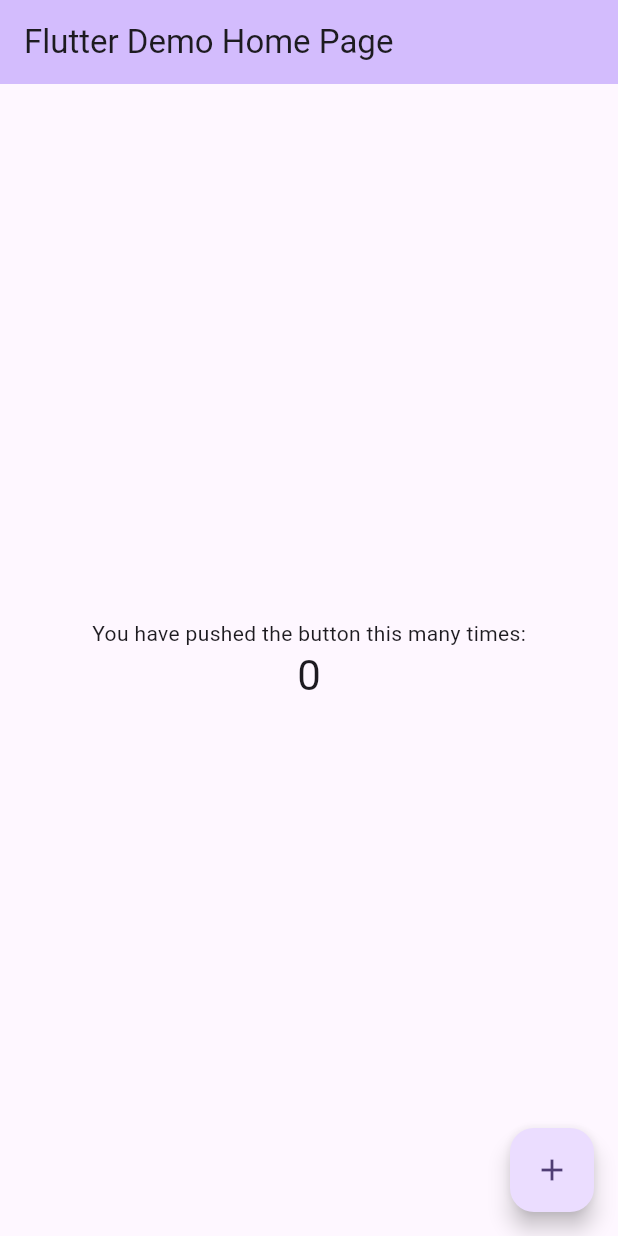
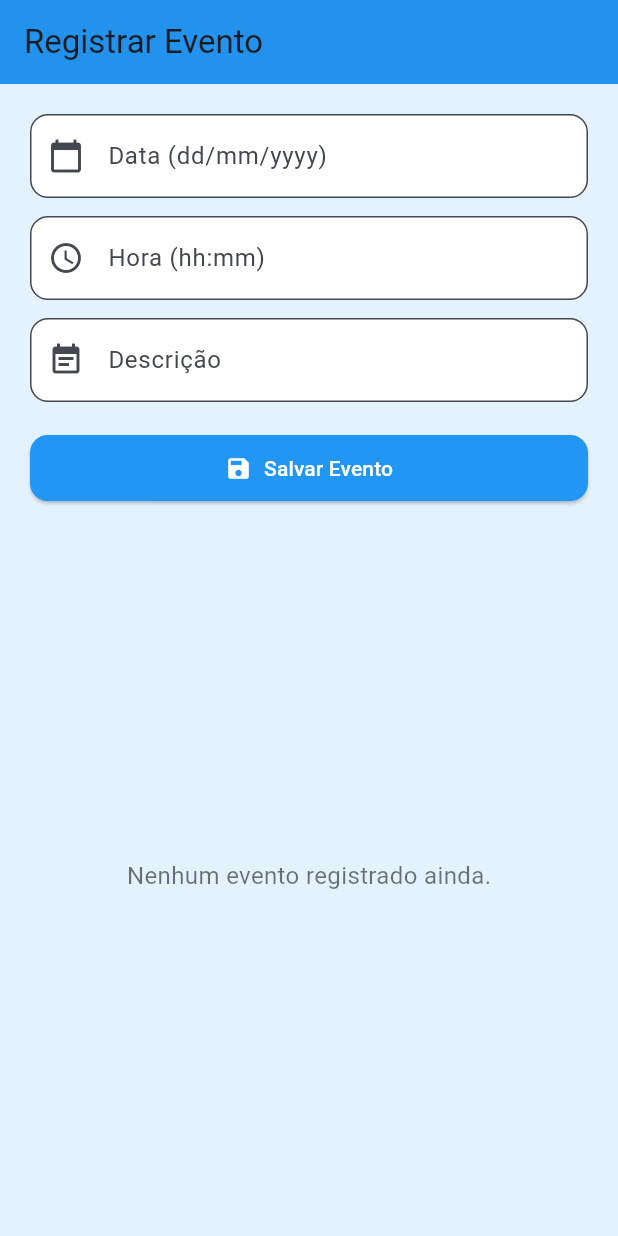
Before and after one commit to Jonasoliver/Registro_Eventos_Flutter, a Flutter app: the screen it shows after launch, on a phone screen of 412 x 824 dp. Run offline on Flutter 3.47's test engine with Material 3 defaults, Android fonts, the phone set to English and light mode, and no system bars.

Commit message:
feat: atualizei os estilos e funções

```diff
--- a/exercicio_1/lib/main.dart
+++ b/exercicio_1/lib/main.dart
@@ -1,4 +1,7 @@
 import 'package:flutter/material.dart';
+import 'dart:convert';
+import 'dart:io';
+import 'package:path_provider/path_provider.dart';
 
 void main() {
   runApp(const MyApp());
@@ -7,116 +10,229 @@ void main() {
 class MyApp extends StatelessWidget {
   const MyApp({super.key});
 
-  // This widget is the root of your application.
   @override
   Widget build(BuildContext context) {
     return MaterialApp(
-      title: 'Flutter Demo',
+      debugShowCheckedModeBanner: false,
+      title: 'Registro de Eventos',
       theme: ThemeData(
-        // This is the theme of your application.
-        //
-        // TRY THIS: Try running your application with "flutter run". You'll see
-        // the application has a purple toolbar. Then, without quitting the app,
-        // try changing the seedColor in the colorScheme below to Colors.green
-        // and then invoke "hot reload" (save your changes or press the "hot
-        // reload" button in a Flutter-supported IDE, or press "r" if you used
-        // the command line to start the app).
-        //
-        // Notice that the counter didn't reset back to zero; the application
-        // state is not lost during the reload. To reset the state, use hot
-        // restart instead.
-        //
-        // This works for code too, not just values: Most code changes can be
-        // tested with just a hot reload.
-        colorScheme: ColorScheme.fromSeed(seedColor: Colors.deepPurple),
+        colorScheme: ColorScheme.fromSeed(seedColor: Colors.blue),
+        scaffoldBackgroundColor: Colors.blue[50],
+        inputDecorationTheme: InputDecorationTheme(
+          filled: true,
+          fillColor: Colors.white,
+          border: OutlineInputBorder(
+            borderRadius: BorderRadius.circular(12),
+            borderSide: BorderSide(color: Colors.blue),
+          ),
+        ),
+        elevatedButtonTheme: ElevatedButtonThemeData(
+          style: ElevatedButton.styleFrom(
+            backgroundColor: Colors.blue,
+            foregroundColor: Colors.white,
+            shape: RoundedRectangleBorder(
+              borderRadius: BorderRadius.circular(12),
+            ),
+            padding: const EdgeInsets.symmetric(horizontal: 32, vertical: 12),
+          ),
+        ),
       ),
-      home: const MyHomePage(title: 'Flutter Demo Home Page'),
+      home: const EventFormPage(),
     );
   }
 }
 
-class MyHomePage extends StatefulWidget {
-  const MyHomePage({super.key, required this.title});
+class Event {
+  final String date;
+  final String time;
+  final String description;
 
-  // This widget is the home page of your application. It is stateful, meaning
-  // that it has a State object (defined below) that contains fields that affect
-  // how it looks.
+  Event({required this.date, required this.time, required this.description});
 
-  // This class is the configuration for the state. It holds the values (in this
-  // case the title) provided by the parent (in this case the App widget) and
-  // used by the build method of the State. Fields in a Widget subclass are
-  // always marked "final".
+  Map<String, dynamic> toJson() => {
+    'date': date,
+    'time': time,
+    'description': description,
+  };
 
-  final String title;
+  factory Event.fromJson(Map<String, dynamic> json) => Event(
+    date: json['date'],
+    time: json['time'],
+    description: json['description'],
+  );
+}
+
+class EventFormPage extends StatefulWidget {
+  const EventFormPage({super.key});
 
   @override
-  State<MyHomePage> createState() => _MyHomePageState();
+  State<EventFormPage> createState() => _EventFormPageState();
 }
 
-class _MyHomePageState extends State<MyHomePage> {
-  int _counter = 0;
+class _EventFormPageState extends State<EventFormPage> {
+  final _formKey = GlobalKey<FormState>();
+  final _dateController = TextEditingController();
+  final _timeController = TextEditingController();
+  final _descController = TextEditingController();
 
-  void _incrementCounter() {
-    setState(() {
-      // This call to setState tells the Flutter framework that something has
-      // changed in this State, which causes it to rerun the build method below
-      // so that the display can reflect the updated values. If we changed
-      // _counter without calling setState(), then the build method would not be
-      // called again, and so nothing would appear to happen.
-      _counter++;
-    });
+  List<Event> _events = [];
+
+  @override
+  void dispose() {
+    _dateController.dispose();
+    _timeController.dispose();
+    _descController.dispose();
+    super.dispose();
+  }
+
+  void _addEvent() {
+    if (_formKey.currentState!.validate()) {
+      setState(() {
+        _events.add(
+          Event(
+            date: _dateController.text,
+            time: _timeController.text,
+            description: _descController.text,
+          ),
+        );
+        _saveEvents();
+        _dateController.clear();
+        _timeController.clear();
+        _descController.clear();
+      });
+    }
+  }
+
+  Future<String> get _localPath async {
+    final directory = await getApplicationDocumentsDirectory();
+    return directory.path;
+  }
+
+  Future<File> get _localFile async {
+    final path = await _localPath;
+    return File('$path/events.json');
+  }
+
+  Future<void> _saveEvents() async {
+    final file = await _localFile;
+    List<Map<String, dynamic>> jsonList = _events
+        .map((e) => e.toJson())
+        .toList();
+    await file.writeAsString(jsonEncode(jsonList));
+  }
+
+  Future<void> _loadEvents() async {
+    try {
+      final file = await _localFile;
+      if (await file.exists()) {
+        String contents = await file.readAsString();
+        List<dynamic> jsonList = jsonDecode(contents);
+        setState(() {
+          _events = jsonList.map((e) => Event.fromJson(e)).toList();
+        });
+      }
+    } catch (e) {
+      // ignore errors
+    }
+  }
+
+  @override
+  void initState() {
+    super.initState();
+    _loadEvents();
   }
 
   @override
   Widget build(BuildContext context) {
-    // This method is rerun every time setState is called, for instance as done
-    // by the _incrementCounter method above.
-    //
-    // The Flutter framework has been optimized to make rerunning build methods
-    // fast, so that you can just rebuild anything that needs updating rather
-    // than having to individually change instances of widgets.
     return Scaffold(
       appBar: AppBar(
-        // TRY THIS: Try changing the color here to a specific color (to
-        // Colors.amber, perhaps?) and trigger a hot reload to see the AppBar
-        // change color while the other colors stay the same.
-        backgroundColor: Theme.of(context).colorScheme.inversePrimary,
-        // Here we take the value from the MyHomePage object that was created by
-        // the App.build method, and use it to set our appbar title.
-        title: Text(widget.title),
+        title: const Text('Registrar Evento'),
+        backgroundColor: Colors.blue,
+        elevation: 2,
       ),
-      body: Center(
-        // Center is a layout widget. It takes a single child and positions it
-        // in the middle of the parent.
-        child: Column(
-          // Column is also a layout widget. It takes a list of children and
-          // arranges them vertically. By default, it sizes itself to fit its
-          // children horizontally, and tries to be as tall as its parent.
-          //
-          // Column has various properties to control how it sizes itself and
-          // how it positions its children. Here we use mainAxisAlignment to
-          // center the children vertically; the main axis here is the vertical
-          // axis because Columns are vertical (the cross axis would be
-          // horizontal).
-          //
-          // TRY THIS: Invoke "debug painting" (choose the "Toggle Debug Paint"
-          // action in the IDE, or press "p" in the console), to see the
-          // wireframe for each widget.
-          mainAxisAlignment: MainAxisAlignment.center,
-          children: <Widget>[
-            const Text('You have pushed the button this many times:'),
-            Text(
-              '$_counter',
-              style: Theme.of(context).textTheme.headlineMedium,
-            ),
-          ],
+      body: Padding(
+        padding: const EdgeInsets.all(20.0),
+        child: Form(
+          key: _formKey,
+          child: Column(
+            crossAxisAlignment: CrossAxisAlignment.stretch,
+            children: [
+              TextFormField(
+                controller: _dateController,
+                decoration: const InputDecoration(
+                  labelText: 'Data (dd/mm/yyyy)',
+                  prefixIcon: Icon(Icons.calendar_today),
+                ),
+                validator: (value) =>
+                    value == null || value.isEmpty ? 'Informe a data' : null,
+              ),
+              const SizedBox(height: 12),
+              TextFormField(
+                controller: _timeController,
+                decoration: const InputDecoration(
+                  labelText: 'Hora (hh:mm)',
+                  prefixIcon: Icon(Icons.access_time),
+                ),
+                validator: (value) =>
+                    value == null || value.isEmpty ? 'Informe a hora' : null,
+              ),
+              const SizedBox(height: 12),
+              TextFormField(
+                controller: _descController,
+                decoration: const InputDecoration(
+                  labelText: 'Descrição',
+                  prefixIcon: Icon(Icons.event_note),
+                ),
+                validator: (value) => value == null || value.isEmpty
+                    ? 'Informe a descrição'
+                    : null,
+              ),
+              const SizedBox(height: 20),
+              ElevatedButton.icon(
+                onPressed: _addEvent,
+                icon: const Icon(Icons.save),
+                label: const Text('Salvar Evento'),
+              ),
+              const SizedBox(height: 28),
+              Expanded(
+                child: _events.isEmpty
+                    ? const Center(
+                        child: Text(
+                          'Nenhum evento registrado ainda.',
+                          style: TextStyle(color: Colors.black54, fontSize: 16),
+                        ),
+                      )
+                    : ListView.builder(
+                        itemCount: _events.length,
+                        itemBuilder: (context, index) {
+                          final event = _events[index];
+                          return Card(
+                            elevation: 3,
+                            margin: const EdgeInsets.symmetric(vertical: 6),
+                            shape: RoundedRectangleBorder(
+                              borderRadius: BorderRadius.circular(12),
+                            ),
+                            child: ListTile(
+                              leading: const Icon(
+                                Icons.event,
+                                color: Colors.blue,
+                              ),
+                              title: Text(
+                                event.description,
+                                style: const TextStyle(
+                                  fontWeight: FontWeight.bold,
+                                ),
+                              ),
+                              subtitle: Text('${event.date} - ${event.time}'),
+                            ),
+                          );
+                        },
+                      ),
+              ),
+            ],
+          ),
         ),
       ),
-      floatingActionButton: FloatingActionButton(
-        onPressed: _incrementCounter,
-        tooltip: 'Increment',
-        child: const Icon(Icons.add),
-      ), // This trailing comma makes auto-formatting nicer for build methods.
     );
   }
 }
--- a/exercicio_1/pubspec.yaml
+++ b/exercicio_1/pubspec.yaml
@@ -30,6 +30,8 @@ environment:
 dependencies:
   flutter:
     sdk: flutter
+
+  path_provider: ^2.1.2
 
   # The following adds the Cupertino Icons font to your application.
   # Use with the CupertinoIcons class for iOS style icons.
```
Also changed, not shown: exercicio_1/pubspec.lock, 1 other file.
